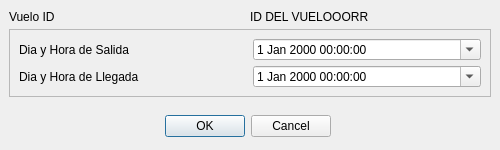
This is src/ui/actualizacionInstanciasVuelo.ui in diegomarcov/svr as Qt 5 draws it before an edit. The edited form follows.
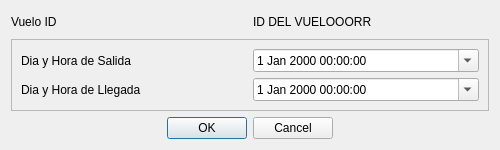
This is the edited form.

Commit message: modificacion de detalles de las interfaces graficas

The edit to the form file:
```diff
--- a/src/ui/actualizacionInstanciasVuelo.ui
+++ b/src/ui/actualizacionInstanciasVuelo.ui
@@ -31,31 +31,34 @@
   <property name="windowTitle">
    <string>Actualizar Salidas</string>
   </property>
-  <widget class="QDialogButtonBox" name="buttonBox">
-   <property name="geometry">
-    <rect>
-     <x>-10</x>
-     <y>110</y>
-     <width>341</width>
-     <height>32</height>
-    </rect>
-   </property>
-   <property name="orientation">
-    <enum>Qt::Horizontal</enum>
-   </property>
-   <property name="standardButtons">
-    <set>QDialogButtonBox::Cancel|QDialogButtonBox::Ok</set>
-   </property>
-  </widget>
+  <property name="sizeGripEnabled">
+   <bool>false</bool>
+  </property>
+  <property name="modal">
+   <bool>true</bool>
+  </property>
+  <layout class="QGridLayout" name="gridLayout">
+   <item row="0" column="2" colspan="2">
+    <widget class="QLabel" name="labelIDVuelo">
+     <property name="sizePolicy">
+      <sizepolicy hsizetype="Preferred" vsizetype="Preferred">
+       <horstretch>0</horstretch>
+       <verstretch>0</verstretch>
+      </sizepolicy>
+     </property>
+     <property name="maximumSize">
+      <size>
+       <width>16777215</width>
+       <height>16777215</height>
+      </size>
+     </property>
+     <property name="text">
+      <string>ID DEL VUELOOORR</string>
+     </property>
+    </widget>
+   </item>
+   <item row="1" column="0" colspan="4">
   <widget class="QFrame" name="frame">
-   <property name="geometry">
-    <rect>
-     <x>9</x>
-     <y>29</y>
-     <width>482</width>
-     <height>68</height>
-    </rect>
-   </property>
    <property name="frameShape">
     <enum>QFrame::StyledPanel</enum>
    </property>
@@ -93,44 +96,51 @@
     </item>
    </layout>
   </widget>
+   </item>
+   <item row="2" column="1" colspan="2">
+    <widget class="QDialogButtonBox" name="buttonBox">
+     <property name="orientation">
+      <enum>Qt::Horizontal</enum>
+     </property>
+     <property name="standardButtons">
+      <set>QDialogButtonBox::Cancel|QDialogButtonBox::Ok</set>
+     </property>
+    </widget>
+   </item>
+   <item row="2" column="3">
+    <spacer name="horizontalSpacer">
+     <property name="orientation">
+      <enum>Qt::Horizontal</enum>
+     </property>
+     <property name="sizeHint" stdset="0">
+      <size>
+       <width>40</width>
+       <height>20</height>
+      </size>
+     </property>
+    </spacer>
+   </item>
+   <item row="2" column="0">
+    <spacer name="horizontalSpacer_2">
+     <property name="orientation">
+      <enum>Qt::Horizontal</enum>
+     </property>
+     <property name="sizeHint" stdset="0">
+      <size>
+       <width>40</width>
+       <height>20</height>
+      </size>
+     </property>
+    </spacer>
+   </item>
+   <item row="0" column="0" colspan="2">
   <widget class="QLabel" name="label">
-   <property name="geometry">
-    <rect>
-     <x>9</x>
-     <y>10</y>
-     <width>235</width>
-     <height>13</height>
-    </rect>
-   </property>
    <property name="text">
     <string>Vuelo ID</string>
    </property>
   </widget>
-  <widget class="QLabel" name="labelIDVuelo">
-   <property name="geometry">
-    <rect>
-     <x>250</x>
-     <y>10</y>
-     <width>241</width>
-     <height>13</height>
-    </rect>
-   </property>
-   <property name="sizePolicy">
-    <sizepolicy hsizetype="Preferred" vsizetype="Preferred">
-     <horstretch>0</horstretch>
-     <verstretch>0</verstretch>
-    </sizepolicy>
-   </property>
-   <property name="maximumSize">
-    <size>
-     <width>16777215</width>
-     <height>16777215</height>
-    </size>
-   </property>
-   <property name="text">
-    <string>ID DEL VUELOOORR</string>
-   </property>
-  </widget>
+   </item>
+  </layout>
  </widget>
  <resources/>
  <connections>
```
Left out of the diff: 3 changed lines with no effect on the pictures. Lines whose indentation alone changed are shown as unchanged. The commit also changes 4 other files.
